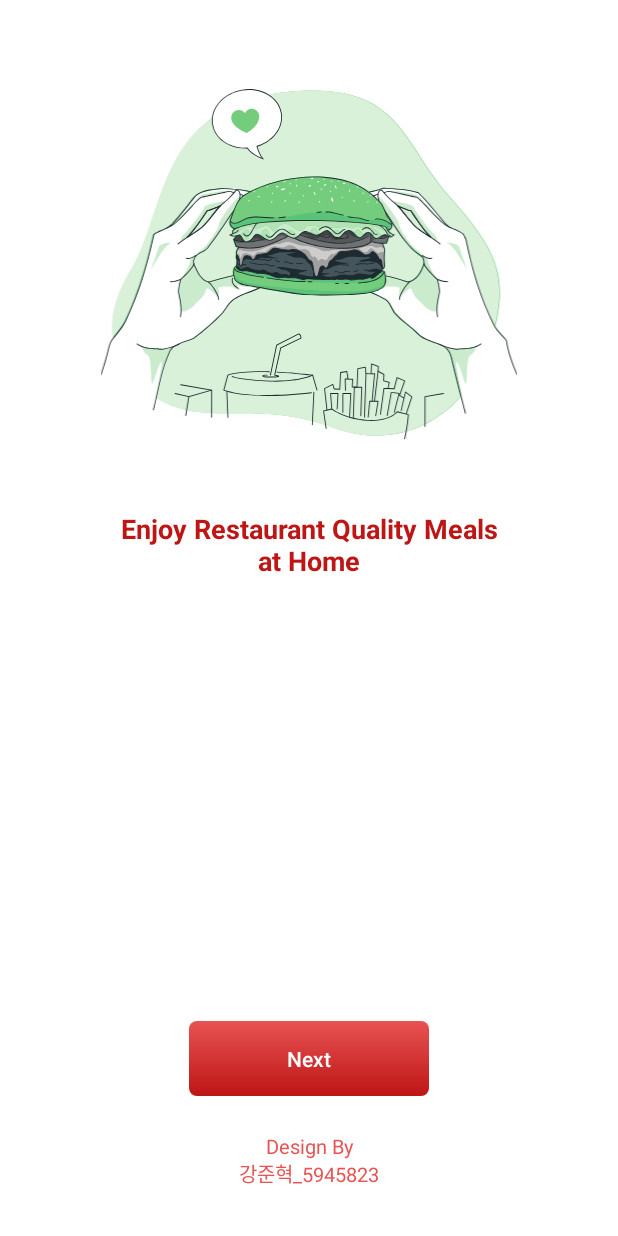
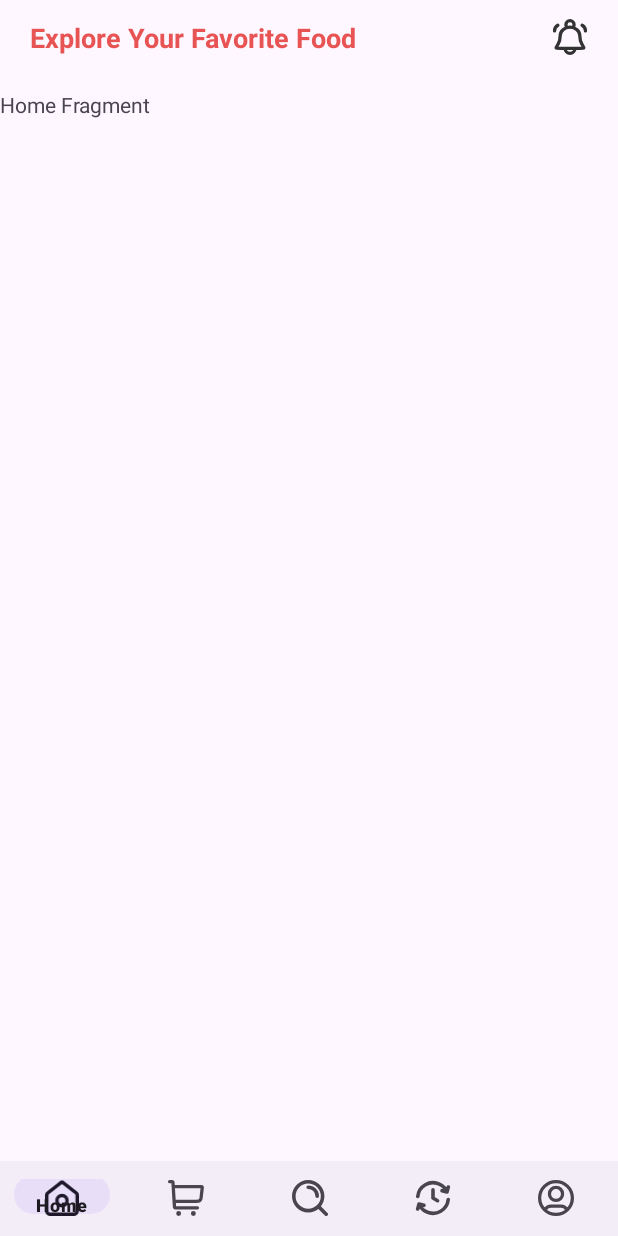
Before and after one commit to KangJ2002/FoodOrderingApp_01, an Android app: the screen it shows after launch (MainActivity), on a phone screen of 412 x 824 dp. Run offline under Robolectric (Android 15) with nearby library versions, the phone set to English and light mode, and no system bars; our stand-ins replace navigation-ui.

Commit message:
Bottom navigation with fragments

```diff
--- a/app/build.gradle.kts
+++ b/app/build.gradle.kts
@@ -37,6 +37,7 @@ dependencies {
     implementation(libs.androidx.appcompat)
     implementation(libs.androidx.constraintlayout)
     implementation(libs.androidx.core.ktx)
+    implementation(libs.androidx.fragment)
     implementation(libs.androidx.navigation.fragment.ktx)
     implementation(libs.androidx.navigation.ui.ktx)
     implementation(libs.material)
--- a/app/src/main/java/com/example/helloworld/MainActivity.kt
+++ b/app/src/main/java/com/example/helloworld/MainActivity.kt
@@ -5,6 +5,9 @@ import androidx.activity.enableEdgeToEdge
 import androidx.appcompat.app.AppCompatActivity
 import androidx.core.view.ViewCompat
 import androidx.core.view.WindowInsetsCompat
+import androidx.navigation.findNavController
+import androidx.navigation.ui.setupWithNavController
+import com.google.android.material.bottomnavigation.BottomNavigationView
 
 class MainActivity : AppCompatActivity() {
     override fun onCreate(savedInstanceState: Bundle?) {
@@ -16,5 +19,8 @@ class MainActivity : AppCompatActivity() {
             v.setPadding(systemBars.left, systemBars.top, systemBars.right, systemBars.bottom)
             insets
         }
+        val navController = findNavController(R.id.fragmentContainerView)
+        val bottomNav = findViewById<BottomNavigationView>(R.id.bottomNavigationView)
+        bottomNav.setupWithNavController(navController)
     }
 }
--- a/app/src/main/res/layout/activity_main.xml
+++ b/app/src/main/res/layout/activity_main.xml
@@ -5,56 +5,55 @@
     android:id="@+id/main"
     android:layout_width="match_parent"
     android:layout_height="match_parent"
-    android:background="@color/white"
     tools:context=".MainActivity">
 
-    <ImageView
-        android:id="@+id/burgerImage"
-        android:layout_width="280dp"
-        android:layout_height="260dp"
-        android:layout_marginTop="48dp"
-        android:src="@drawable/burrgar"
+    <!-- 위쪽 헤더 -->
+    <LinearLayout
+        android:id="@+id/headerLayout"
+        android:layout_width="0dp"
+        android:layout_height="50dp"
+        android:gravity="center_vertical"
+        android:orientation="horizontal"
+        android:paddingStart="20dp"
+        android:paddingEnd="20dp"
         app:layout_constraintTop_toTopOf="parent"
+        app:layout_constraintStart_toStartOf="parent"
+        app:layout_constraintEnd_toEndOf="parent">
+
+        <TextView
+            android:layout_width="0dp"
+            android:layout_height="wrap_content"
+            android:layout_weight="1"
+            android:text="Explore Your Favorite Food"
+            android:textColor="@color/startColor"
+            android:textSize="18sp"
+            android:textStyle="bold" />
+
+        <ImageView
+            android:layout_width="24dp"
+            android:layout_height="24dp"
+            android:src="@drawable/bell" />
+    </LinearLayout>
+
+    <fragment
+        android:id="@+id/fragmentContainerView"
+        android:name="androidx.navigation.fragment.NavHostFragment"
+        android:layout_width="0dp"
+        android:layout_height="0dp"
+        app:defaultNavHost="true"
+        app:navGraph="@navigation/navigation"
+        app:layout_constraintTop_toBottomOf="@id/headerLayout"
+        android:layout_marginTop="10dp"
+        app:layout_constraintBottom_toTopOf="@id/bottomNavigationView"
         app:layout_constraintStart_toStartOf="parent"
         app:layout_constraintEnd_toEndOf="parent" />
 
-    <TextView
-        android:id="@+id/enjoyText"
-        android:layout_width="wrap_content"
-        android:layout_height="wrap_content"
-        android:layout_marginTop="32dp"
-        android:gravity="center"
-        android:text="Enjoy Restaurant Quality Meals\nat Home"
-        android:textColor="@color/endColor"
-        android:textSize="18sp"
-        android:textStyle="bold"
-        app:layout_constraintTop_toBottomOf="@id/burgerImage"
-        app:layout_constraintStart_toStartOf="parent"
-        app:layout_constraintEnd_toEndOf="parent" />
-
-    <Button
-        android:id="@+id/nextButton"
-        android:layout_width="160dp"
+    <!-- 하단 메뉴 바 -->
+    <com.google.android.material.bottomnavigation.BottomNavigationView
+        android:id="@+id/bottomNavigationView"
+        android:layout_width="0dp"
         android:layout_height="50dp"
-        android:layout_marginBottom="24dp"
-        android:background="@drawable/addtocartshape"
-        app:backgroundTint="@null"
-        android:text="Next"
-        android:textAllCaps="false"
-        android:textColor="@color/white"
-        app:layout_constraintBottom_toTopOf="@id/designByText"
-        app:layout_constraintStart_toStartOf="parent"
-        app:layout_constraintEnd_toEndOf="parent" />
-
-    <TextView
-        android:id="@+id/designByText"
-        android:layout_width="wrap_content"
-        android:layout_height="wrap_content"
-        android:layout_marginBottom="32dp"
-        android:gravity="center"
-        android:text="Design By\n강준혁_5945823"
-        android:textColor="@color/startColor"
-        android:textSize="13sp"
+        app:menu="@menu/menu"
         app:layout_constraintBottom_toBottomOf="parent"
         app:layout_constraintStart_toStartOf="parent"
         app:layout_constraintEnd_toEndOf="parent" />
--- a/app/src/main/res/layout/fragment_cart.xml
+++ b/app/src/main/res/layout/fragment_cart.xml
@@ -9,6 +9,6 @@
     <TextView
         android:layout_width="match_parent"
         android:layout_height="match_parent"
-        android:text="@string/hello_blank_fragment" />
+        android:text="Cart Fragment" />
 
 </FrameLayout>
--- a/app/src/main/res/layout/fragment_history.xml
+++ b/app/src/main/res/layout/fragment_history.xml
@@ -9,6 +9,6 @@
     <TextView
         android:layout_width="match_parent"
         android:layout_height="match_parent"
-        android:text="@string/hello_blank_fragment" />
+        android:text="History Fragment" />
 
 </FrameLayout>
--- a/app/src/main/res/layout/fragment_home.xml
+++ b/app/src/main/res/layout/fragment_home.xml
@@ -9,6 +9,6 @@
     <TextView
         android:layout_width="match_parent"
         android:layout_height="match_parent"
-        android:text="@string/hello_blank_fragment" />
+        android:text="Home Fragment" />
 
 </FrameLayout>
--- a/app/src/main/res/layout/fragment_profile.xml
+++ b/app/src/main/res/layout/fragment_profile.xml
@@ -9,6 +9,6 @@
     <TextView
         android:layout_width="match_parent"
         android:layout_height="match_parent"
-        android:text="@string/hello_blank_fragment" />
+        android:text="Profile Fragment" />
 
 </FrameLayout>
--- a/app/src/main/res/layout/fragment_search.xml
+++ b/app/src/main/res/layout/fragment_search.xml
@@ -9,6 +9,6 @@
     <TextView
         android:layout_width="match_parent"
         android:layout_height="match_parent"
-        android:text="@string/hello_blank_fragment" />
+        android:text="Search Fragment" />
 
 </FrameLayout>
--- a/gradle/libs.versions.toml
+++ b/gradle/libs.versions.toml
@@ -10,6 +10,7 @@ activityKtx = "1.8.0"
 constraintlayout = "2.1.4"
 navigationFragmentKtx = "2.10.2"
 navigationUiKtx = "2.10.2"
+fragment = "1.9.1"
 
 [libraries]
 androidx-core-ktx = { group = "androidx.core", name = "core-ktx", version.ref = "coreKtx" }
@@ -22,6 +23,7 @@ androidx-activity-ktx = { group = "androidx.activity", name = "activity-ktx", ve
 androidx-constraintlayout = { group = "androidx.constraintlayout", name = "constraintlayout", version.ref = "constraintlayout" }
 androidx-navigation-fragment-ktx = { group = "androidx.navigation", name = "navigation-fragment-ktx", version.ref = "navigationFragmentKtx" }
 androidx-navigation-ui-ktx = { group = "androidx.navigation", name = "navigation-ui-ktx", version.ref = "navigationUiKtx" }
+androidx-fragment = { group = "androidx.fragment", name = "fragment", version.ref = "fragment" }
 
 [plugins]
 android-application = { id = "com.android.application", version.ref = "agp" }
```
